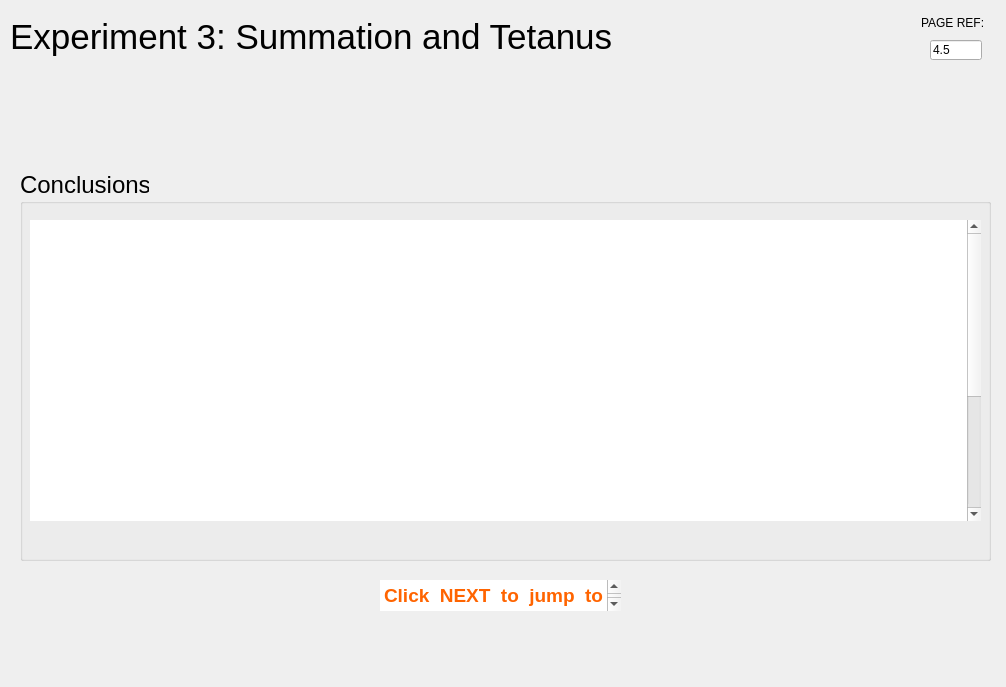
This is rsc/ui/experiment3_tetanus_five.ui in KarinaKarenik/Skeletal-Muscle-Contraction-Lab as Qt 5 draws it before an edit. The edited form follows.
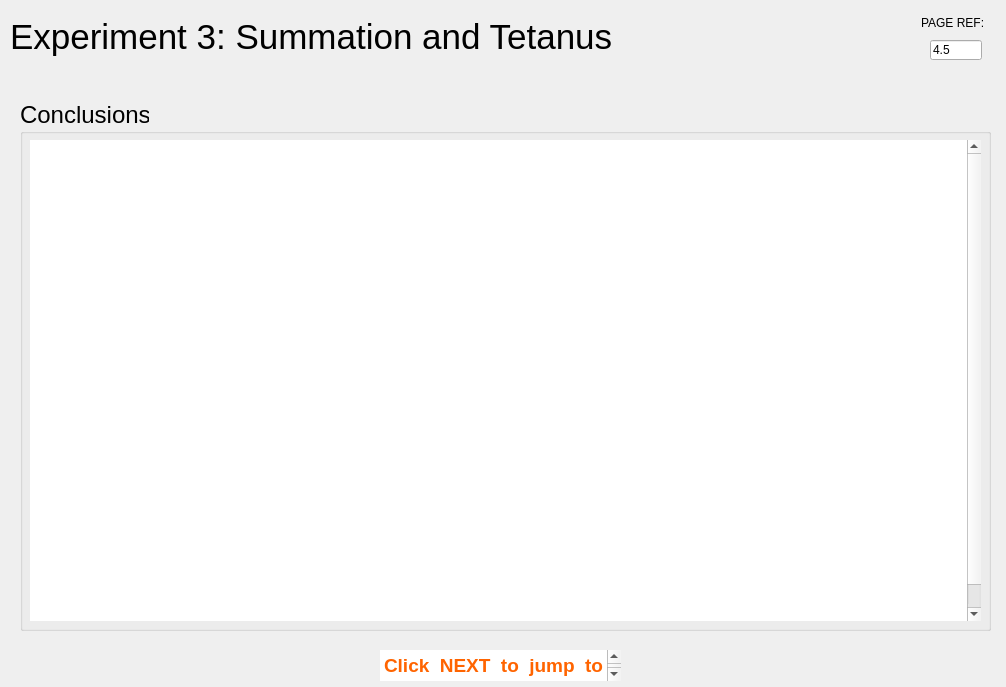
This is the edited form.

The edit to the form file:
```diff
--- a/rsc/ui/experiment3_tetanus_five.ui
+++ b/rsc/ui/experiment3_tetanus_five.ui
@@ -191,9 +191,9 @@
     <property name="geometry">
      <rect>
       <x>20</x>
-      <y>170</y>
+      <y>100</y>
       <width>971</width>
-      <height>391</height>
+      <height>531</height>
      </rect>
     </property>
     <property name="font">
@@ -208,9 +208,9 @@
      <property name="geometry">
       <rect>
        <x>10</x>
-       <y>50</y>
+       <y>40</y>
        <width>951</width>
-       <height>301</height>
+       <height>481</height>
       </rect>
      </property>
      <property name="frameShape">
@@ -231,7 +231,7 @@
     <property name="geometry">
      <rect>
       <x>380</x>
-      <y>580</y>
+      <y>650</y>
       <width>241</width>
       <height>31</height>
      </rect>
```
